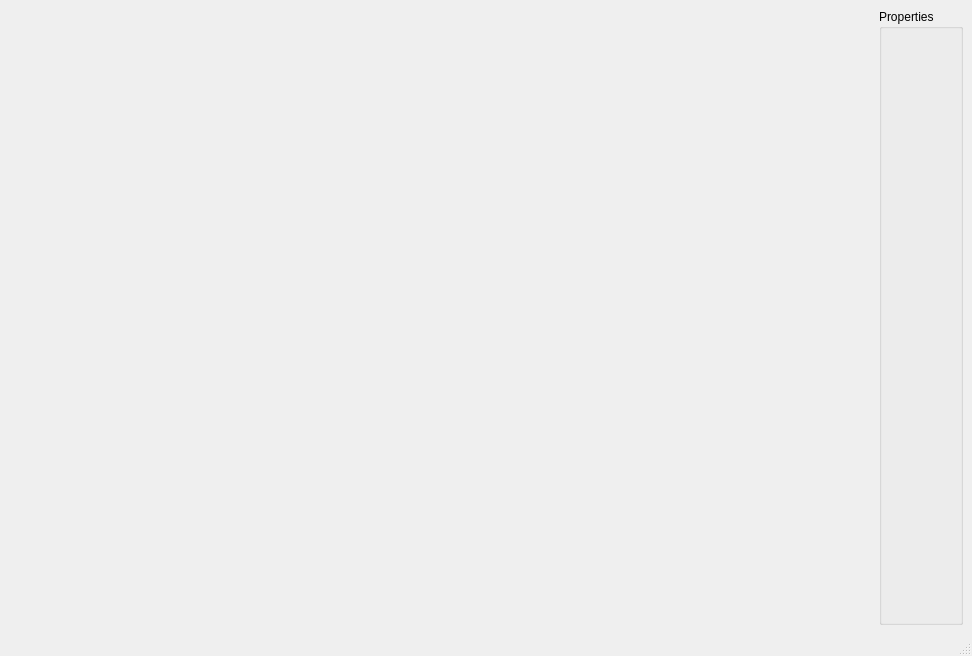
First picture: the form in ui/MainWindow.ui, repository Radekeo/FluidSim, before the edit.
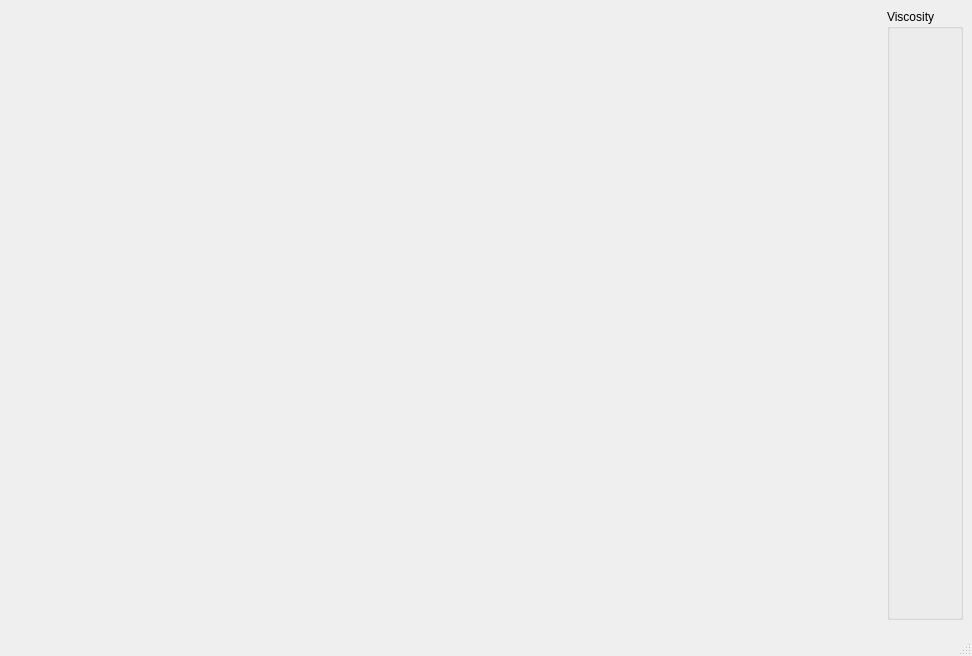
Second picture: the form after the edit.

```diff
--- a/ui/MainWindow.ui
+++ b/ui/MainWindow.ui
@@ -18,12 +18,44 @@
                 <item row="0" column="1">
                     <widget class="QGroupBox" name="s_transformGB">
                         <property name="title">
-                            <string>Properties</string>
+                            <string>Controls</string>
+                        </property>
+                    </widget>
+                    <spacer name="horizontalSpacer">
+                        <property name="orientation">
+                            <enum>Qt::Horizontal</enum>
+                        </property>
+                        <property name="sizeHint" stdset="0">
+                            <size>
+                                <width>20</width>
+                                <height>5</height>
+                            </size>
+                        </property>
+                    </spacer>
+                    <widget class="QSlider" name="vSlider">
+                        <property name="orientation">
+                            <enum>Qt::Horizontal</enum>
+                        </property>
+                        <property name="minimum">
+                            <number>1</number>
+                        </property>
+                        <property name="maximum">
+                            <number>30</number>
+                        </property>
+                        <property name="value">
+                            <number>5</number>
+                        </property>
+                    </widget>
+                </item>
+                <item row="1" column="1">
+                    <widget class="QGroupBox" name="s_transformGB">
+                        <property name="title">
+                            <string>Viscosity</string>
                         </property>
                         <layout class="QGridLayout" name="gridLayout"/>
                     </widget>
                 </item>
-                <item row="0" column="0">
+                <item row="3" column="0">
                     <spacer name="horizontalSpacer">
                         <property name="orientation">
                             <enum>Qt::Horizontal</enum>
@@ -31,7 +63,7 @@
                         <property name="sizeHint" stdset="0">
                             <size>
                                 <width>40</width>
-                                <height>20</height>
+                                <height>5</height>
                             </size>
                         </property>
                     </spacer>
```
Left out of the diff: 17 changed lines with no effect on the pictures.
